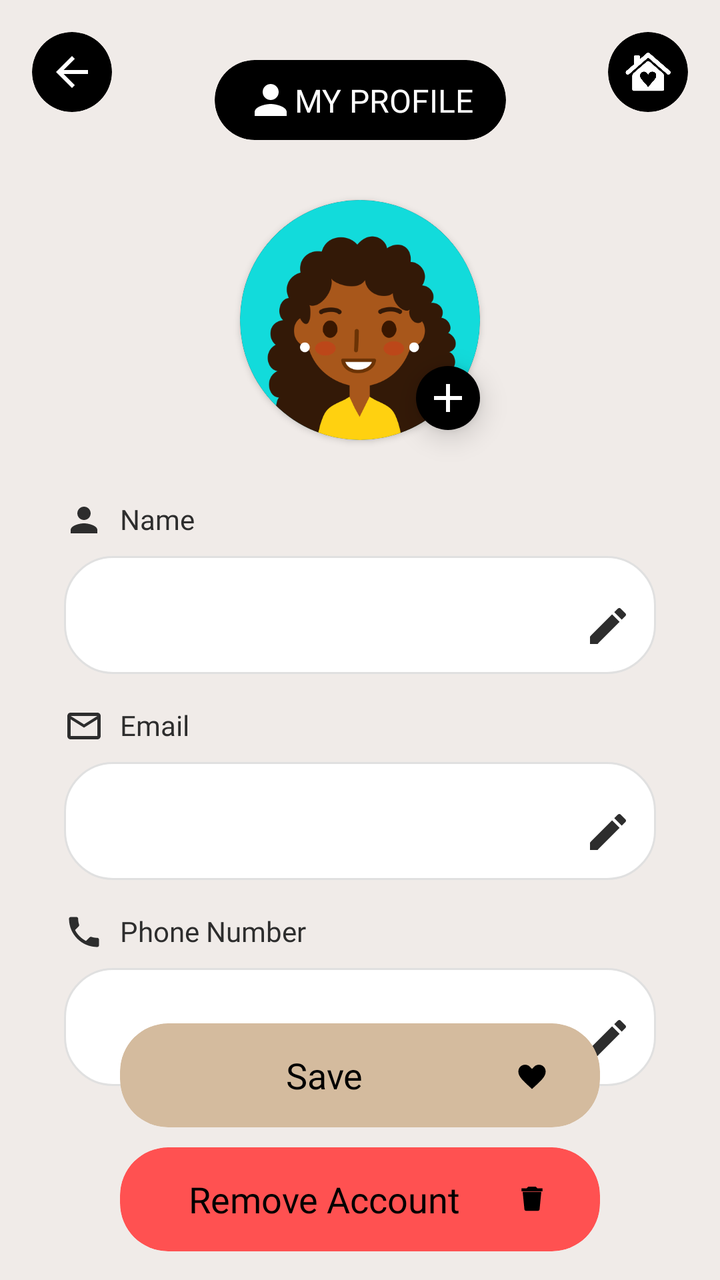
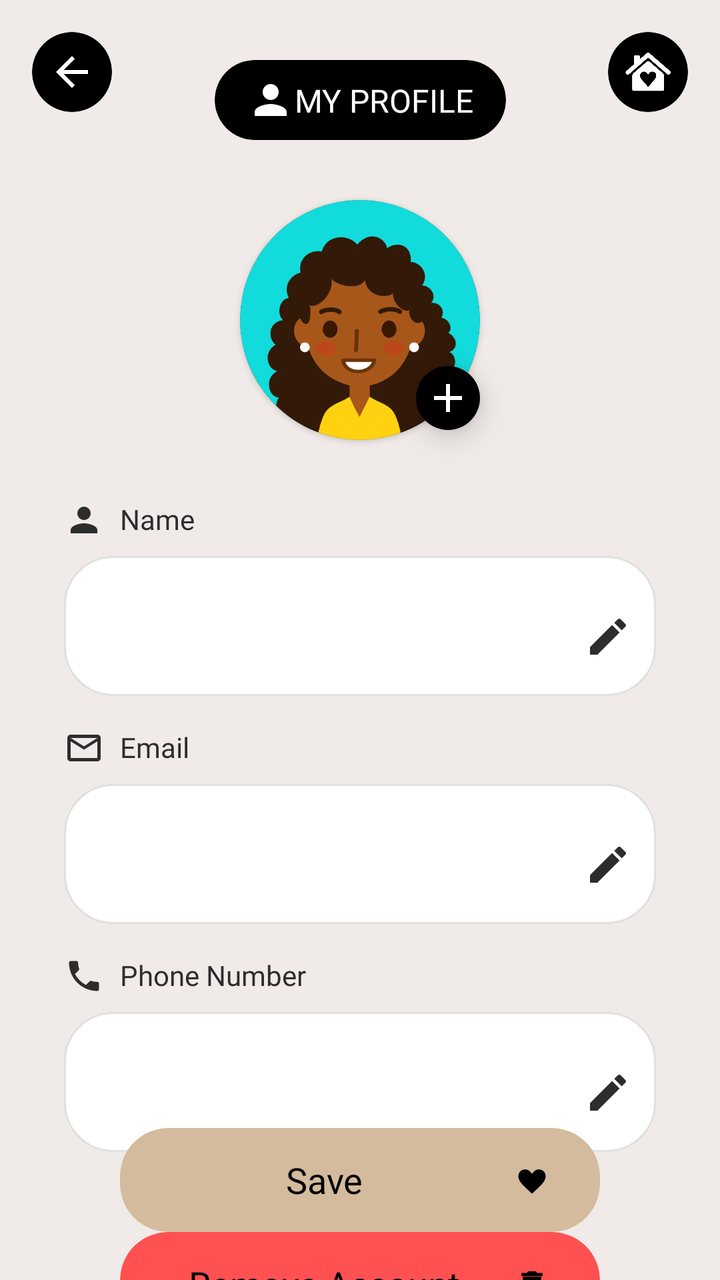

The first picture is an Android layout as it rendered before a commit; the second is the same layout after the commit. The layout source and the unified diff follow.
<!-- AndroidManifest.xml: application theme Theme.SafeHer -->
<!-- res/layout/fragment_profile.xml -->
<?xml version="1.0" encoding="utf-8"?>
<androidx.constraintlayout.widget.ConstraintLayout
    xmlns:android="http://schemas.android.com/apk/res/android"
    xmlns:app="http://schemas.android.com/apk/res-auto"
    xmlns:tools="http://schemas.android.com/tools"
    android:id="@+id/profileRoot"
    android:layout_width="match_parent"
    android:layout_height="match_parent"
    android:background="@color/cream_background">

    
    <androidx.cardview.widget.CardView
        android:id="@+id/backButtonCard"
        android:layout_width="40dp"
        android:layout_height="40dp"
        android:layout_marginStart="16dp"
        android:layout_marginTop="16dp"
        app:cardBackgroundColor="#000000"
        app:cardCornerRadius="20dp"
        app:cardElevation="0dp"
        app:layout_constraintStart_toStartOf="parent"
        app:layout_constraintTop_toTopOf="parent">
        <ImageView
            android:id="@+id/backButton"
            android:layout_width="24dp"
            android:layout_height="24dp"
            android:layout_gravity="center"
            android:contentDescription="Back"
            android:src="@drawable/ic_back"
            app:tint="#FFFFFF" />
    </androidx.cardview.widget.CardView>

    
    <androidx.cardview.widget.CardView
        android:id="@+id/homeButtonCard"
        android:layout_width="40dp"
        android:layout_height="40dp"
        android:layout_marginTop="16dp"
        android:layout_marginEnd="16dp"
        app:cardBackgroundColor="#000000"
        app:cardCornerRadius="20dp"
        app:cardElevation="0dp"
        app:layout_constraintEnd_toEndOf="parent"
        app:layout_constraintTop_toTopOf="parent">
        <ImageView
            android:id="@+id/homeButton"
            android:layout_width="24dp"
            android:layout_height="24dp"
            android:layout_gravity="center"
            android:contentDescription="Home"
            android:src="@drawable/ic_home"
            app:tint="#FFFFFF" />
    </androidx.cardview.widget.CardView>

    
    <androidx.cardview.widget.CardView
        android:id="@+id/profileTitleCard"
        android:layout_width="wrap_content"
        android:layout_height="wrap_content"
        android:layout_marginTop="30dp"
        app:cardBackgroundColor="#000000"
        app:cardCornerRadius="20dp"
        app:cardElevation="0dp"
        app:layout_constraintStart_toStartOf="parent"
        app:layout_constraintEnd_toEndOf="parent"
        app:layout_constraintTop_toTopOf="parent">
        <androidx.constraintlayout.widget.ConstraintLayout
            android:layout_width="wrap_content"
            android:layout_height="wrap_content"
            android:paddingHorizontal="16dp"
            android:paddingVertical="8dp">

            <ImageView
                android:id="@+id/profileIcon"
                android:layout_width="24dp"
                android:layout_height="24dp"
                android:layout_marginEnd="8dp"
                android:src="@drawable/ic_profile"
                app:tint="#FFFFFF"
                app:layout_constraintStart_toStartOf="parent"
                app:layout_constraintTop_toTopOf="parent"
                app:layout_constraintBottom_toBottomOf="parent"/>

            <TextView
                android:id="@+id/profileTitle"
                android:layout_width="wrap_content"
                android:layout_height="wrap_content"
                android:fontFamily="@font/poppins_medium"
                android:text="MY PROFILE"
                android:textColor="#FFFFFF"
                android:textSize="16sp"
                app:layout_constraintStart_toEndOf="@id/profileIcon"
                app:layout_constraintTop_toTopOf="parent"
                app:layout_constraintBottom_toBottomOf="parent"/>
        </androidx.constraintlayout.widget.ConstraintLayout>
    </androidx.cardview.widget.CardView>

    
    <androidx.cardview.widget.CardView
        android:id="@+id/cvProfile"
        android:layout_width="120dp"
        android:layout_height="120dp"
        android:layout_marginTop="30dp"
        app:cardCornerRadius="80dp"
        app:cardElevation="2dp"
        app:layout_constraintTop_toBottomOf="@id/profileTitleCard"
        app:layout_constraintStart_toStartOf="parent"
        app:layout_constraintEnd_toEndOf="parent">
        <androidx.appcompat.widget.AppCompatImageView
            android:id="@+id/ivProfile"
            android:layout_width="match_parent"
            android:layout_height="match_parent"
            android:scaleType="centerCrop"
            android:src="@drawable/profile"/>
    </androidx.cardview.widget.CardView>

    <androidx.appcompat.widget.AppCompatImageButton
        android:id="@+id/btnAddPhoto"
        android:layout_width="32dp"
        android:layout_height="32dp"
        android:background="@drawable/circle_background"
        android:src="@drawable/ic_add"
        android:tint="#FFFFFF"
        android:padding="4dp"
        android:elevation="8dp"
        android:contentDescription="Add profile photo"
        app:layout_constraintEnd_toEndOf="@id/cvProfile"
        app:layout_constraintBottom_toBottomOf="@id/cvProfile"
        android:translationY="-5dp"/>

    
    <LinearLayout
        android:id="@+id/form_fields_container"
        android:layout_width="match_parent"
        android:layout_height="wrap_content"
        android:orientation="vertical"
        android:layout_marginTop="30dp"
        android:layout_marginHorizontal="32dp"
        app:layout_constraintTop_toBottomOf="@id/cvProfile">

        
        <LinearLayout
            android:layout_width="match_parent"
            android:layout_height="wrap_content"
            android:orientation="vertical"
            android:layout_marginBottom="16dp">
            <LinearLayout
                android:layout_width="wrap_content"
                android:layout_height="wrap_content"
                android:orientation="horizontal"
                android:layout_marginBottom="8dp">
                <ImageView
                    android:layout_width="20dp"
                    android:layout_height="20dp"
                    android:src="@drawable/ic_person"
                    app:tint="#2D2D2D"/>
                <TextView
                    android:layout_width="wrap_content"
                    android:layout_height="wrap_content"
                    android:layout_marginStart="8dp"
                    android:fontFamily="@font/poppins_medium"
                    android:text="Name"
                    android:textColor="#2D2D2D"
                    android:textSize="14sp"/>
            </LinearLayout>
            <com.google.android.material.textfield.TextInputLayout
                android:id="@+id/nameInputLayout"
                style="@style/Widget.MaterialComponents.TextInputLayout.OutlinedBox"
                android:layout_width="match_parent"
                android:layout_height="wrap_content"
                android:background="@drawable/rounded_edittext_bg"
                app:boxBackgroundMode="none"
                app:endIconDrawable="@drawable/ic_edit"
                app:endIconMode="custom"
                app:endIconTint="#2D2D2D">
                <com.google.android.material.textfield.TextInputEditText
                    android:id="@+id/nameEditText"
                    android:layout_width="match_parent"
                    android:layout_height="48dp"
                    android:background="@null"
                    android:fontFamily="@font/poppins_regular"
                    android:inputType="textPersonName"
                    android:paddingHorizontal="16dp"
                    android:textColor="#2D2D2D"
                    android:textSize="14sp"/>
            </com.google.android.material.textfield.TextInputLayout>
        </LinearLayout>

        
        <LinearLayout
            android:layout_width="match_parent"
            android:layout_height="wrap_content"
            android:orientation="vertical"
            android:layout_marginBottom="16dp">
            <LinearLayout
                android:layout_width="wrap_content"
                android:layout_height="wrap_content"
                android:orientation="horizontal"
                android:layout_marginBottom="8dp">
                <ImageView
                    android:layout_width="20dp"
                    android:layout_height="20dp"
                    android:src="@drawable/ic_email"
                    app:tint="#2D2D2D"/>
                <TextView
                    android:layout_width="wrap_content"
                    android:layout_height="wrap_content"
                    android:layout_marginStart="8dp"
                    android:fontFamily="@font/poppins_medium"
                    android:text="Email"
                    android:textColor="#2D2D2D"
                    android:textSize="14sp"/>
            </LinearLayout>
            <com.google.android.material.textfield.TextInputLayout
                android:id="@+id/emailInputLayout"
                style="@style/Widget.MaterialComponents.TextInputLayout.OutlinedBox"
                android:layout_width="match_parent"
                android:layout_height="wrap_content"
                android:background="@drawable/rounded_edittext_bg"
                app:boxBackgroundMode="none"
                app:endIconDrawable="@drawable/ic_edit"
                app:endIconMode="custom"
                app:endIconTint="#2D2D2D">
                <com.google.android.material.textfield.TextInputEditText
                    android:id="@+id/emailEditText"
                    android:layout_width="match_parent"
                    android:layout_height="48dp"
                    android:background="@null"
                    android:fontFamily="@font/poppins_regular"
                    android:inputType="textEmailAddress"
                    android:paddingHorizontal="16dp"
                    android:textColor="#2D2D2D"
                    android:textSize="14sp"/>
            </com.google.android.material.textfield.TextInputLayout>
        </LinearLayout>

        
        <LinearLayout
            android:layout_width="match_parent"
            android:layout_height="wrap_content"
            android:orientation="vertical"
            android:layout_marginBottom="16dp">
            <LinearLayout
                android:layout_width="wrap_content"
                android:layout_height="wrap_content"
                android:orientation="horizontal"
                android:layout_marginBottom="8dp">
                <ImageView
                    android:layout_width="20dp"
                    android:layout_height="20dp"
                    android:src="@drawable/ic_phone"
                    app:tint="#2D2D2D"/>
                <TextView
                    android:layout_width="wrap_content"
                    android:layout_height="wrap_content"
                    android:layout_marginStart="8dp"
                    android:fontFamily="@font/poppins_medium"
                    android:text="Phone Number"
                    android:textColor="#2D2D2D"
                    android:textSize="14sp"/>
            </LinearLayout>
            <com.google.android.material.textfield.TextInputLayout
                android:id="@+id/phoneInputLayout"
                style="@style/Widget.MaterialComponents.TextInputLayout.OutlinedBox"
                android:layout_width="match_parent"
                android:layout_height="wrap_content"
                android:background="@drawable/rounded_edittext_bg"
                app:boxBackgroundMode="none"
                app:endIconDrawable="@drawable/ic_edit"
                app:endIconMode="custom"
                app:endIconTint="#2D2D2D">
                <com.google.android.material.textfield.TextInputEditText
                    android:id="@+id/phoneEditText"
                    android:layout_width="match_parent"
                    android:layout_height="48dp"
                    android:background="@null"
                    android:fontFamily="@font/poppins_regular"
                    android:inputType="phone"
                    android:paddingHorizontal="16dp"
                    android:textColor="#2D2D2D"
                    android:textSize="14sp"/>
            </com.google.android.material.textfield.TextInputLayout>
        </LinearLayout>
    </LinearLayout>

    
    <androidx.cardview.widget.CardView
        android:id="@+id/saveButton"
        android:layout_width="0dp"
        android:layout_height="wrap_content"
        android:layout_marginHorizontal="60dp"
        android:layout_marginBottom="10dp"
        app:cardBackgroundColor="@color/button_gold"
        app:cardCornerRadius="24dp"
        app:cardElevation="0dp"
        app:layout_constraintStart_toStartOf="parent"
        app:layout_constraintEnd_toEndOf="parent"
        app:layout_constraintBottom_toTopOf="@id/removeButton">
        <LinearLayout
            android:layout_width="match_parent"
            android:layout_height="wrap_content"
            android:gravity="center"
            android:orientation="horizontal"
            android:padding="12dp"
            tools:ignore="UseCompoundDrawables">
            <TextView
                android:layout_width="0dp"
                android:layout_height="wrap_content"
                android:layout_weight="1"
                android:fontFamily="@font/poppins_semibold"
                android:gravity="center"
                android:text="Save"
                android:textColor="@color/black"
                android:textSize="18sp" />
            <ImageView
                android:layout_width="28dp"
                android:layout_height="28dp"
                android:layout_marginEnd="8dp"
                android:src="@drawable/ic_heart"
                tools:ignore="ContentDescription" />
        </LinearLayout>
    </androidx.cardview.widget.CardView>

    
    <androidx.cardview.widget.CardView
        android:id="@+id/removeButton"
        android:layout_width="0dp"
        android:layout_height="wrap_content"
        android:layout_marginHorizontal="60dp"
        app:cardBackgroundColor="#FF5151"
        app:cardCornerRadius="24dp"
        app:cardElevation="0dp"
        app:layout_constraintBottom_toBottomOf="parent"
        app:layout_constraintEnd_toEndOf="parent"
        app:layout_constraintStart_toStartOf="parent"
        app:layout_constraintTop_toBottomOf="@+id/form_fields_container">

        <LinearLayout
            android:layout_width="match_parent"
            android:layout_height="wrap_content"
            android:gravity="center"
            android:orientation="horizontal"
            android:padding="12dp"
            tools:ignore="UseCompoundDrawables">

            <TextView
                android:layout_width="0dp"
                android:layout_height="wrap_content"
                android:layout_weight="1"
                android:fontFamily="@font/poppins_semibold"
                android:gravity="center"
                android:text="Remove Account"
                android:textColor="@color/black"
                android:textSize="18sp" />

            <ImageView
                android:layout_width="28dp"
                android:layout_height="28dp"
                android:layout_marginEnd="8dp"
                android:src="@drawable/ic_delete"
                tools:ignore="ContentDescription" />
        </LinearLayout>
    </androidx.cardview.widget.CardView>


</androidx.constraintlayout.widget.ConstraintLayout>
<!-- resources referenced by this layout -->
<resources>
  <color name="black">#FF000000</color>
  <color name="button_gold">#d4bb9e</color>
  <color name="cream_background">#f0ebe8</color>
  <!-- drawable circle_background (drawable) -->
  <?xml version="1.0" encoding="utf-8"?>
  <shape xmlns:android="http://schemas.android.com/apk/res/android"
      android:shape="oval">
      <solid android:color="@color/black"/>
  
  
  </shape>
  <!-- drawable ic_add (drawable) -->
  <?xml version="1.0" encoding="utf-8"?>
  <vector xmlns:android="http://schemas.android.com/apk/res/android"
      android:width="24dp"
      android:height="24dp"
      android:viewportWidth="24"
      android:viewportHeight="24"
      >
      <path
          android:fillColor="@android:color/white"
          android:pathData="M19,13h-6v6h-2v-6H5v-2h6V5h2v6h6v2z"/>
  </vector>
  <!-- drawable ic_back (drawable) -->
  <?xml version="1.0" encoding="utf-8"?>
  <vector xmlns:android="http://schemas.android.com/apk/res/android"
      android:width="24dp"
      android:height="24dp"
      android:viewportWidth="24"
      android:viewportHeight="24">
      <path
          android:fillColor="#000000"
          android:pathData="M20,11H7.83l5.59,-5.59L12,4l-8,8 8,8 1.41,-1.41L7.83,13H20v-2z"/>
  </vector>
  <!-- drawable ic_edit (drawable) -->
  <?xml version="1.0" encoding="utf-8"?>
  <vector xmlns:android="http://schemas.android.com/apk/res/android"
      android:width="24dp"
      android:height="24dp"
      android:viewportWidth="24"
      android:viewportHeight="24"
      android:tint="?attr/colorControlNormal">
      <path
          android:fillColor="@android:color/white"
          android:pathData="M3,17.25V21h3.75L17.81,9.94l-3.75,-3.75L3,17.25zM20.71,7.04c0.39,-0.39 0.39,-1.02 0,-1.41l-2.34,-2.34c-0.39,-0.39 -1.02,-0.39 -1.41,0l-1.83,1.83 3.75,3.75 1.83,-1.83z"/>
  </vector>
  <!-- drawable ic_email (drawable) -->
  <?xml version="1.0" encoding="utf-8"?>
  <vector xmlns:android="http://schemas.android.com/apk/res/android"
      android:width="24dp"
      android:height="24dp"
      android:viewportWidth="24"
      android:viewportHeight="24">
      <path
          android:fillColor="#000000"
          android:pathData="M20,4H4C2.89,4 2.01,4.89 2.01,6L2,18C2,19.11 2.89,20 4,20H20c1.11,0 2,-0.89 2,-2V6C22,4.89 21.11,4 20,4zM20,6l-8,5L4,6h16zM4,18V8l8,5 8,-5v10H4z" />
  </vector>
  <!-- drawable ic_person (drawable) -->
  <?xml version="1.0" encoding="utf-8"?>
  <vector xmlns:android="http://schemas.android.com/apk/res/android"
      android:width="24dp"
      android:height="24dp"
      android:viewportWidth="24"
      android:viewportHeight="24">
      <path
          android:fillColor="#FFFFFF"
          android:pathData="M12,12c2.21,0 4,-1.79 4,-4s-1.79,-4 -4,-4 -4,1.79 -4,4 1.79,4 4,4zM12,14c-2.67,0 -8,1.34 -8,4v2h16v-2c0,-2.66 -5.33,-4 -8,-4z"/>
  </vector>
  <!-- drawable ic_profile (drawable) -->
  <vector xmlns:android="http://schemas.android.com/apk/res/android" android:height="24dp" android:tint="#000000" android:viewportHeight="24" android:viewportWidth="24" android:width="24dp">
        
      <path android:fillColor="@android:color/white" android:pathData="M12,12c2.21,0 4,-1.79 4,-4s-1.79,-4 -4,-4 -4,1.79 -4,4 1.79,4 4,4zM12,14c-2.67,0 -8,1.34 -8,4v2h16v-2c0,-2.66 -5.33,-4 -8,-4z"/>
      
  </vector>
  <!-- drawable rounded_edittext_bg (drawable) -->
  <?xml version="1.0" encoding="utf-8"?>
  <shape xmlns:android="http://schemas.android.com/apk/res/android">
      <solid android:color="#FFFFFF" />
      <corners android:radius="24dp" />
      <stroke android:width="1dp" android:color="#E0E0E0" />
  </shape>
  <style name="Theme.SafeHer" parent="Base.Theme.SafeHer" />
  <style name="Base.Theme.SafeHer" parent="Theme.MaterialComponents.NoActionBar">
          
          
      </style>
  <!-- unchanged entries left out for length: 5 -->
</resources>

<!-- the commit's change to res/layout/fragment_profile.xml (unified diff, before → after) -->
@@ -176,7 +176,7 @@
                 <com.google.android.material.textfield.TextInputEditText
                     android:id="@+id/nameEditText"
                     android:layout_width="match_parent"
-                    android:layout_height="48dp"
+                    android:layout_height="59dp"
                     android:background="@null"
                     android:fontFamily="@font/poppins_regular"
                     android:inputType="textPersonName"
@@ -224,7 +224,7 @@
                 <com.google.android.material.textfield.TextInputEditText
                     android:id="@+id/emailEditText"
                     android:layout_width="match_parent"
-                    android:layout_height="48dp"
+                    android:layout_height="59dp"
                     android:background="@null"
                     android:fontFamily="@font/poppins_regular"
                     android:inputType="textEmailAddress"
@@ -272,7 +272,7 @@
                 <com.google.android.material.textfield.TextInputEditText
                     android:id="@+id/phoneEditText"
                     android:layout_width="match_parent"
-                    android:layout_height="48dp"
+                    android:layout_height="59dp"
                     android:background="@null"
                     android:fontFamily="@font/poppins_regular"
                     android:inputType="phone"
@@ -289,12 +289,12 @@
         android:layout_width="0dp"
         android:layout_height="wrap_content"
         android:layout_marginHorizontal="60dp"
-        android:layout_marginBottom="10dp"
         app:cardBackgroundColor="@color/button_gold"
         app:cardCornerRadius="24dp"
         app:cardElevation="0dp"
         app:layout_constraintStart_toStartOf="parent"
         app:layout_constraintEnd_toEndOf="parent"
+        app:layout_constraintTop_toBottomOf="@id/form_fields_container"
         app:layout_constraintBottom_toTopOf="@id/removeButton">
         <LinearLayout
             android:layout_width="match_parent"
@@ -333,7 +333,7 @@
         app:layout_constraintBottom_toBottomOf="parent"
         app:layout_constraintEnd_toEndOf="parent"
         app:layout_constraintStart_toStartOf="parent"
-        app:layout_constraintTop_toBottomOf="@+id/form_fields_container">
+        app:layout_constraintTop_toBottomOf="@+id/saveButton">
 
         <LinearLayout
             android:layout_width="match_parent"
